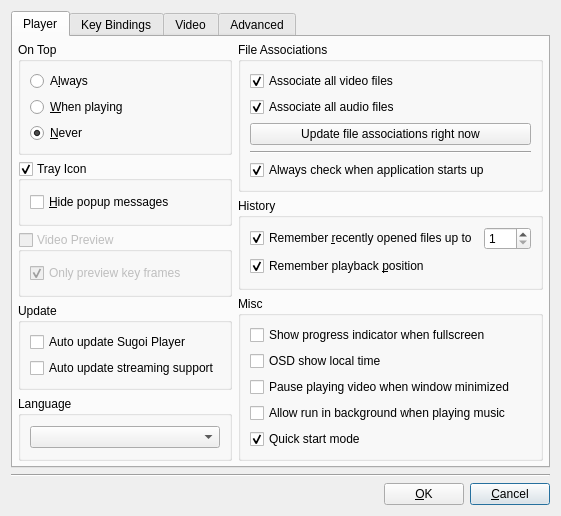
cloudskytian/sugoi-player-deprecated, file src/player/ui/preferencesdialog.ui: the form before one commit.
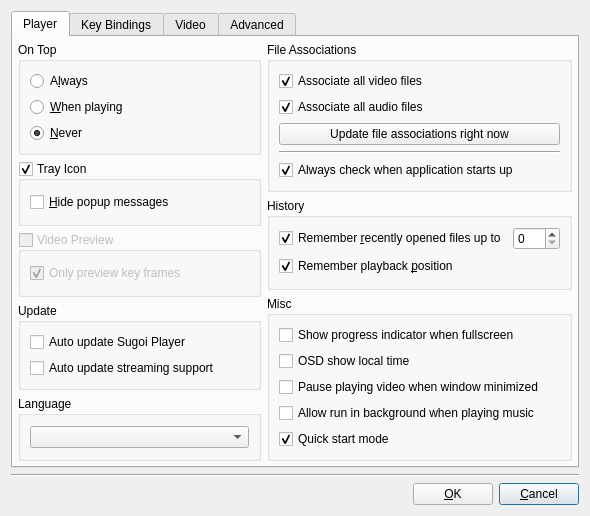
The form after the commit. Icons and pictures are not drawn.

Patch:
```diff
--- a/src/player/ui/preferencesdialog.ui
+++ b/src/player/ui/preferencesdialog.ui
@@ -6,8 +6,8 @@
    <rect>
     <x>0</x>
     <y>0</y>
-    <width>490</width>
-    <height>440</height>
+    <width>590</width>
+    <height>494</height>
    </rect>
   </property>
   <property name="windowTitle">
@@ -256,7 +256,7 @@
               <item>
                <widget class="QSpinBox" name="recentSpinBox">
                 <property name="minimum">
-                 <number>1</number>
+                 <number>0</number>
                 </property>
                 <property name="maximum">
                  <number>100</number>
```
